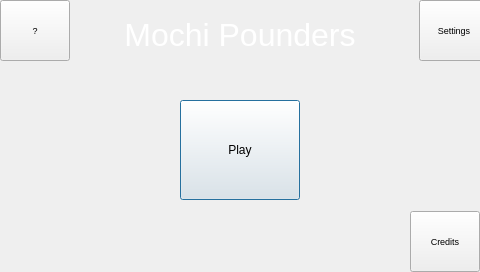
Old version of the form Mochi-Pounders/mainmenu.ui in the repository amfaller/Mochi-Pounders.
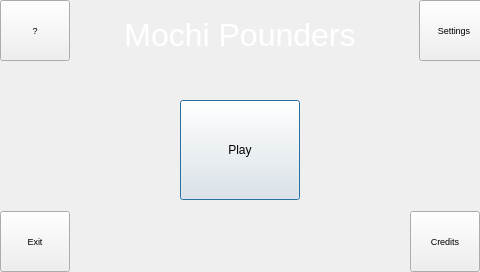
New version of the form.

Commit message: Updated credits & help and added quit button

```diff
--- a/Mochi-Pounders/mainmenu.ui
+++ b/Mochi-Pounders/mainmenu.ui
@@ -111,6 +111,24 @@
     <string/>
    </property>
   </widget>
+  <widget class="QPushButton" name="button_exit">
+   <property name="geometry">
+    <rect>
+     <x>0</x>
+     <y>211</y>
+     <width>70</width>
+     <height>61</height>
+    </rect>
+   </property>
+   <property name="font">
+    <font>
+     <pointsize>7</pointsize>
+    </font>
+   </property>
+   <property name="text">
+    <string>Exit</string>
+   </property>
+  </widget>
   <zorder>Background</zorder>
   <zorder>button_2player</zorder>
   <zorder>button_settings</zorder>
```
Left out of the diff: 1 changed line with no effect on the pictures. The commit also changes 16 other files.
